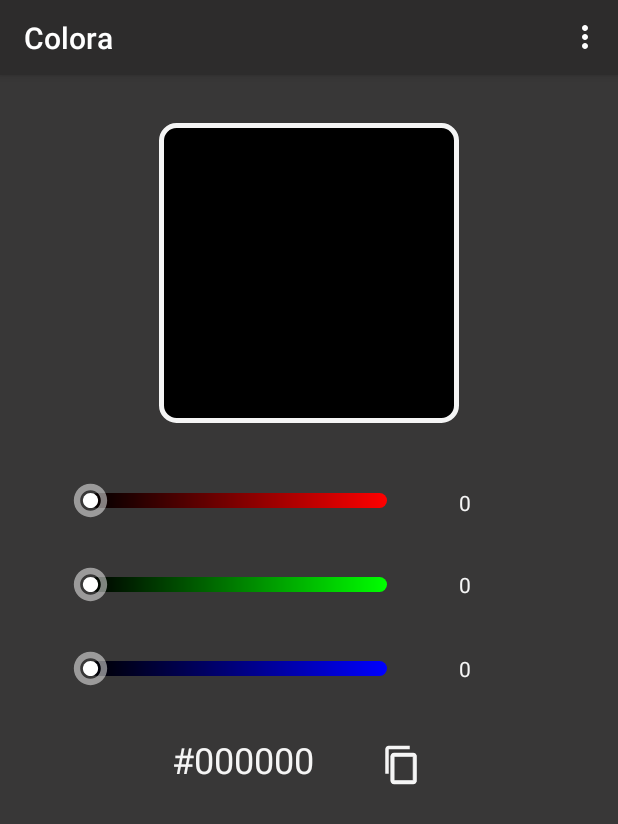
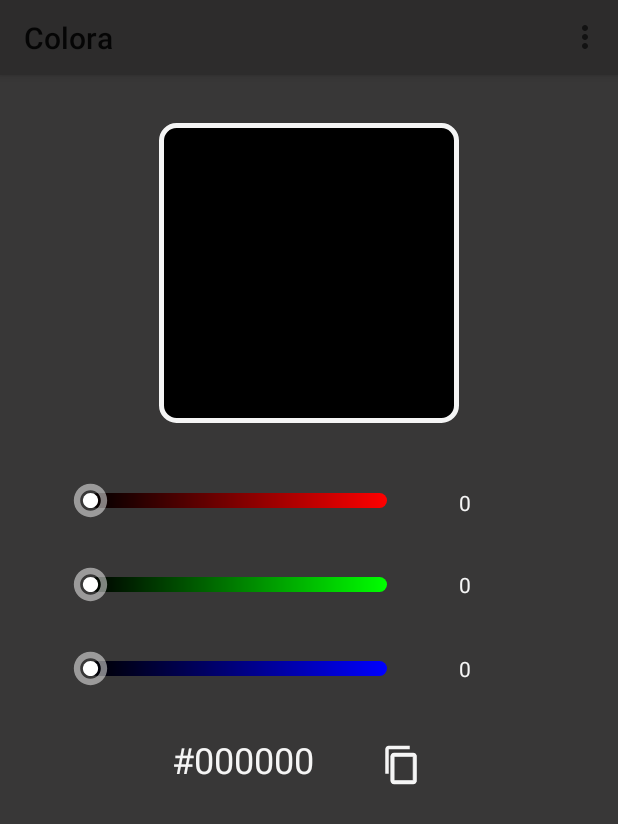
Before and after one commit to MichaelLeo-code/Colora, an Android app: the screen it shows after launch (MainActivity), on a phone screen of 412 x 824 dp. Shown: the top 824 px of the screen. Run offline under Robolectric (Android 15) with nearby library versions, the phone set to English and light mode, and no system bars.

Commit message:
remove styles

```diff
--- a/app/src/main/res/values/styles.xml
+++ b/app/src/main/res/values/styles.xml
@@ -15,17 +15,5 @@
 
     </style>
 
-    <style name="ColoraActionBar" parent="ThemeOverlay.AppCompat.Dark.ActionBar">
-        <item name="android:titleTextStyle">@style/ColoraTitle</item>
-    </style>
-
-    <style name="ColoraTitle" parent="TextAppearance.AppCompat.Widget.ActionBar.Title">
-        <item name="android:textColor">@color/colorAccent</item>
-    </style>
-
-    <!-- ActionBar tabs text styles -->
-    <style name="ColoraActionBarTabText" parent="Widget.AppCompat.ActionBar.TabText">
-        <item name="android:textColor">@color/colorAccent</item>
-    </style>
 
 </resources>
```
